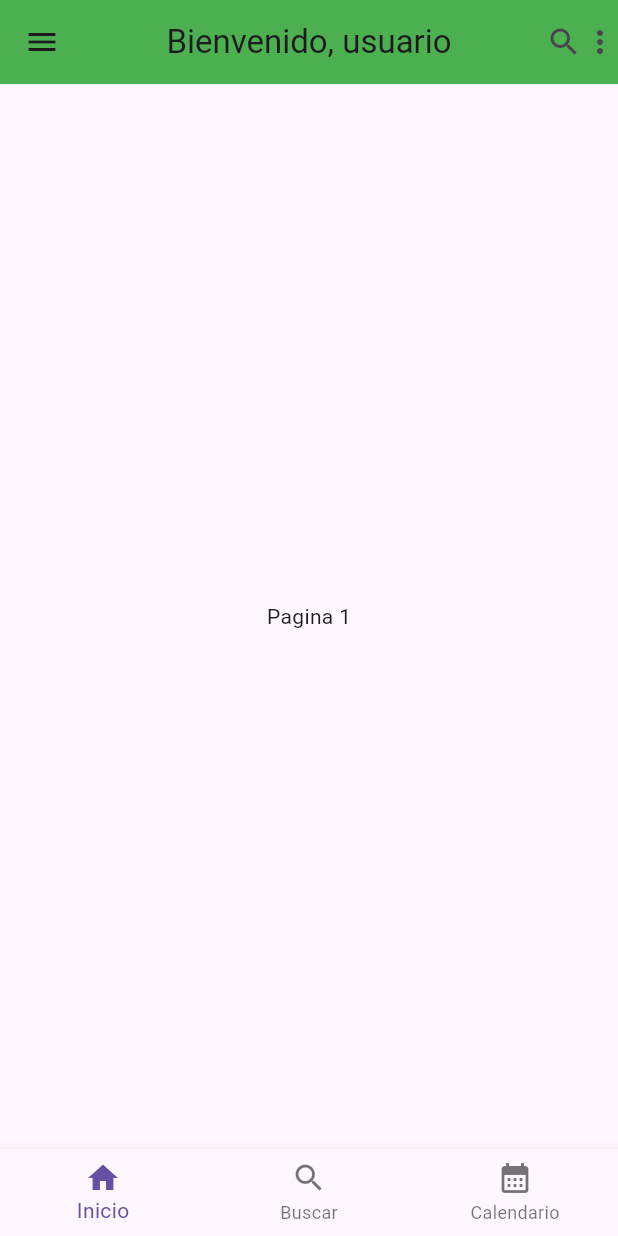
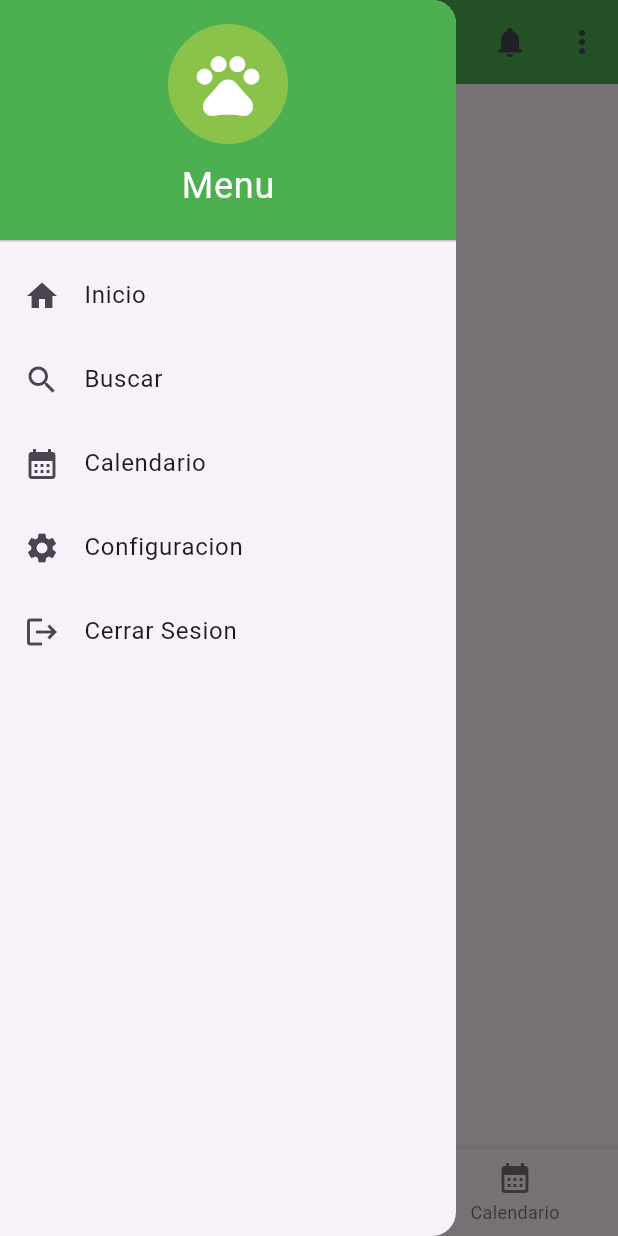
Before and after one commit to Carlos85349/project, a Flutter app: the screen it shows after launch, with the side drawer open (before the commit the screen has no drawer), on a phone screen of 412 x 824 dp. Run offline on Flutter 3.47's test engine with Material 3 defaults, Android fonts, the phone set to English and light mode, and no system bars.

Commit message:
Adicion de funcionalidad de drawer menu

```diff
--- a/lib/src/pages/home_page.dart
+++ b/lib/src/pages/home_page.dart
@@ -5,16 +5,77 @@ class HomePage extends StatelessWidget {
 
   @override
   Widget build(BuildContext context) {
+    final GlobalKey<ScaffoldState> scaffoldKey = GlobalKey<ScaffoldState>();
+
     return Scaffold(
+        key: scaffoldKey,
         appBar: AppBar(
           centerTitle: true,
           backgroundColor: Colors.green,
           title: const Text("Bienvenido, usuario"),
-          leading: const Icon(Icons.menu),
-          actions: const [
-            Icon(Icons.search),
-            Icon(Icons.more_vert),
+          leading: IconButton(
+              icon: const Icon(Icons.menu),
+              onPressed: () {
+                scaffoldKey.currentState?.openDrawer();
+              }),
+          actions: [
+            IconButton(icon: const Icon(Icons.notifications), onPressed: () {}),
+            IconButton(icon: const Icon(Icons.more_vert), onPressed: () {}),
           ],
+        ),
+        drawer: Drawer(
+          child: ListView(
+            padding: EdgeInsets.zero,
+            children: const [
+              DrawerHeader(
+                  decoration: BoxDecoration(
+                    color: Colors.green,
+                  ),
+                  child: Column(
+                    children: [
+                      CircleAvatar(
+                        radius: 40,
+                        backgroundColor: Colors.lightGreen,
+                        child: Icon(
+                          Icons.pets,
+                          color: Colors.white,
+                          size: 50,
+                        ),
+                      ),
+                      SizedBox(
+                        height: 10,
+                      ),
+                      Text(
+                        "Menu",
+                        style: TextStyle(
+                          color: Colors.white,
+                          fontSize: 24,
+                        ),
+                      ),
+                    ],
+                  )),
+              ListTile(
+                leading: Icon(Icons.home),
+                title: Text("Inicio"),
+              ),
+              ListTile(
+                leading: Icon(Icons.search),
+                title: Text("Buscar"),
+              ),
+              ListTile(
+                leading: Icon(Icons.calendar_month),
+                title: Text("Calendario"),
+              ),
+              ListTile(
+                leading: Icon(Icons.settings),
+                title: Text("Configuracion"),
+              ),
+              ListTile(
+                leading: Icon(Icons.logout),
+                title: Text("Cerrar Sesion"),
+              ),
+            ],
+          ),
         ),
         body: PageView(
           children: const [
```
